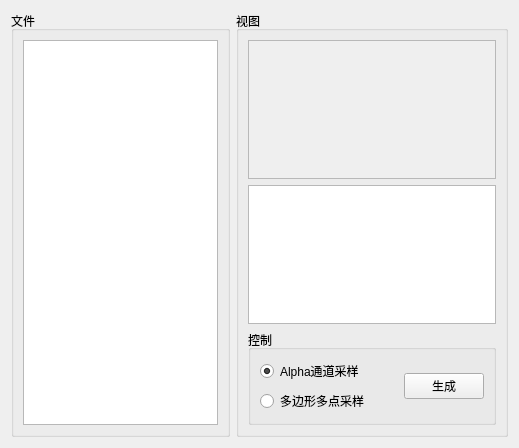
Old version of the form Modules/ImageExInfos/simageexinfos.ui in the repository cnscj/WorkHelper.
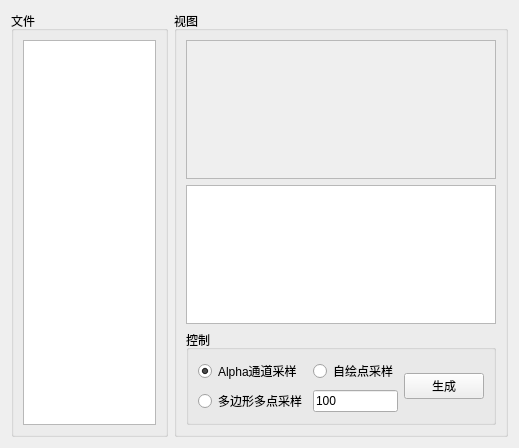
New version of the form. Custom widgets are drawn as their Qt base class.

```diff
--- a/Modules/ImageExInfos/simageexinfos.ui
+++ b/Modules/ImageExInfos/simageexinfos.ui
@@ -54,48 +54,28 @@
          <string>控制</string>
         </property>
         <layout class="QGridLayout" name="gridLayout_6">
-         <item row="0" column="2" rowspan="2">
+         <item row="1" column="1">
+          <widget class="QLineEdit" name="sampleLineEdit">
+           <property name="text">
+            <string>100</string>
+           </property>
+           <property name="placeholderText">
+            <string>采样密度(0,100)</string>
+           </property>
+          </widget>
+         </item>
+         <item row="0" column="3" rowspan="2">
           <widget class="QPushButton" name="produceBtn">
            <property name="text">
             <string>生成</string>
            </property>
           </widget>
          </item>
-         <item row="1" column="1">
-          <spacer name="horizontalSpacer_2">
-           <property name="orientation">
-            <enum>Qt::Horizontal</enum>
-           </property>
-           <property name="sizeHint" stdset="0">
-            <size>
-             <width>40</width>
-             <height>20</height>
-            </size>
-           </property>
-          </spacer>
-         </item>
-         <item row="0" column="1">
-          <spacer name="horizontalSpacer">
-           <property name="orientation">
-            <enum>Qt::Horizontal</enum>
-           </property>
-           <property name="sizeHint" stdset="0">
-            <size>
-             <width>40</width>
-             <height>20</height>
-            </size>
-           </property>
-          </spacer>
-         </item>
-         <item row="1" column="0">
-          <widget class="QRadioButton" name="pointRB">
-           <property name="text">
-            <string>多边形多点采样</string>
-           </property>
-          </widget>
-         </item>
          <item row="0" column="0">
           <widget class="QRadioButton" name="alphaRB">
+           <property name="toolTip">
+            <string>输出透明与不透明二进制数据</string>
+           </property>
            <property name="text">
             <string>Alpha通道采样</string>
            </property>
@@ -104,6 +84,49 @@
            </property>
           </widget>
          </item>
+         <item row="1" column="0">
+          <widget class="QRadioButton" name="pointRB">
+           <property name="toolTip">
+            <string>只适用于凸多边形</string>
+           </property>
+           <property name="text">
+            <string>多边形多点采样</string>
+           </property>
+          </widget>
+         </item>
+         <item row="0" column="1">
+          <widget class="QRadioButton" name="customRB">
+           <property name="text">
+            <string>自绘点采样</string>
+           </property>
+          </widget>
+         </item>
+         <item row="0" column="2">
+          <spacer name="horizontalSpacer">
+           <property name="orientation">
+            <enum>Qt::Horizontal</enum>
+           </property>
+           <property name="sizeHint" stdset="0">
+            <size>
+             <width>40</width>
+             <height>20</height>
+            </size>
+           </property>
+          </spacer>
+         </item>
+         <item row="1" column="2">
+          <spacer name="horizontalSpacer_2">
+           <property name="orientation">
+            <enum>Qt::Horizontal</enum>
+           </property>
+           <property name="sizeHint" stdset="0">
+            <size>
+             <width>40</width>
+             <height>20</height>
+            </size>
+           </property>
+          </spacer>
+         </item>
         </layout>
        </widget>
       </item>
@@ -119,13 +142,13 @@
             <rect>
              <x>0</x>
              <y>0</y>
-             <width>253</width>
-             <height>135</height>
+             <width>317</width>
+             <height>151</height>
             </rect>
            </property>
            <layout class="QGridLayout" name="gridLayout_2">
             <item row="0" column="0">
-             <widget class="SImageView" name="imageView" native="true">
+             <widget class="SImageDrawWidget" name="imageView" native="true">
               <property name="sizePolicy">
                <sizepolicy hsizetype="Fixed" vsizetype="Fixed">
                 <horstretch>0</horstretch>
@@ -157,17 +180,17 @@
   </layout>
  </widget>
  <customwidgets>
-  <customwidget>
-   <class>SImageView</class>
-   <extends>QWidget</extends>
-   <header>Component/UI/SImageView.h</header>
-   <container>1</container>
-  </customwidget>
   <customwidget>
    <class>SDragListWidget</class>
    <extends>QListWidget</extends>
    <header>Component/UI/SDragListWidget.h</header>
   </customwidget>
+  <customwidget>
+   <class>SImageDrawWidget</class>
+   <extends>QWidget</extends>
+   <header>Component/UI/SImageDrawWidget.h</header>
+   <container>1</container>
+  </customwidget>
  </customwidgets>
  <resources/>
  <connections/>
```
